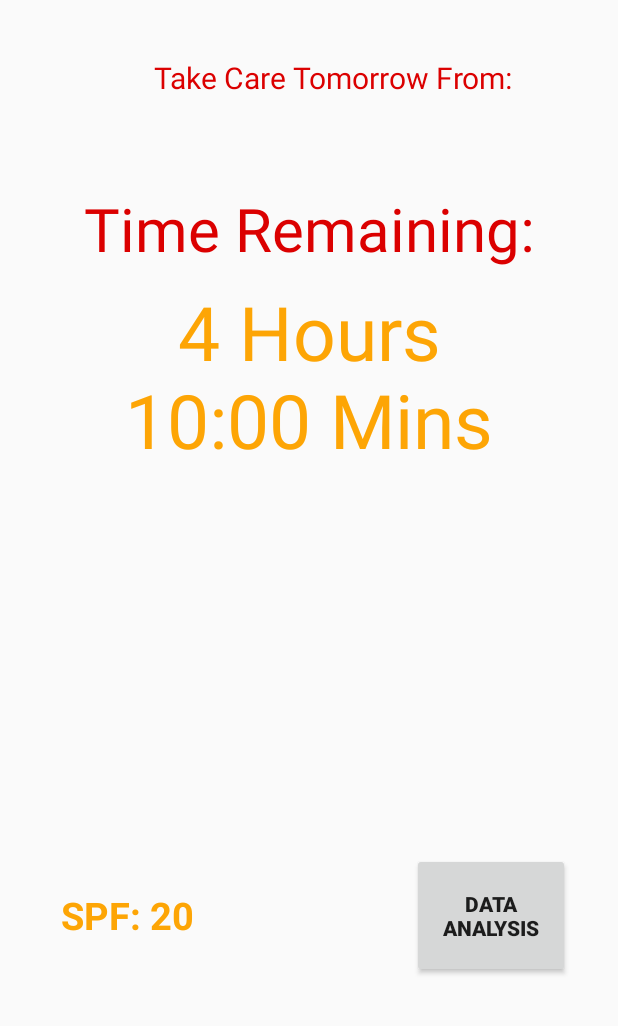
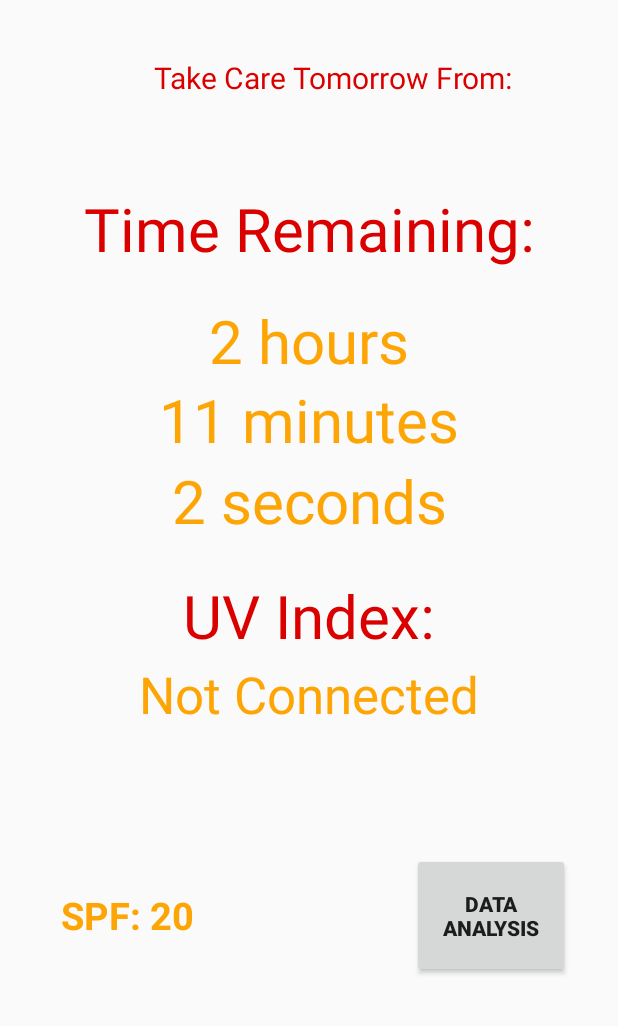
Before and after one commit to Tantan4321/UVtrack, an Android app: the MainActivity screen opened directly, with no data from a screen before it, on a phone screen of 412 x 824 dp, the part 210-1236 px from its top. Run offline under Robolectric (Android 15) with nearby library versions, the phone set to English and light mode, and no system bars; 3 statements that could not run were skipped.

Commit message:
Changes for reader ui

```diff
--- a/UV-Tracker/app/src/main/java/com/tantan4321/uvtracker/DataStore.java
+++ b/UV-Tracker/app/src/main/java/com/tantan4321/uvtracker/DataStore.java
@@ -4,6 +4,10 @@ import java.util.ArrayList;
 
 public class DataStore {
     ArrayList<Double>[] data = new ArrayList[3];
+
+    double[] latest = new double[3];
+
+    int timer;
 
     private static DataStore m_pInstance;
     public static DataStore GetInstance() {
@@ -14,14 +18,28 @@ public class DataStore {
     public DataStore(){
         for(int i = 0; i < 3; i++){
             data[i] = new ArrayList<Double>();
+            latest[i] = 0.0;
         }
+        timer = 5085;
     }
 
     public void addVal(double uva, double uvb, double uv){
         data[0].add(uva);
         data[1].add(uvb);
         data[2].add(uv);
+        latest[0] = uva;
+        latest[1] = uvb;
+        latest[2] = uv;
+        if(Double.compare(uv, 1.00) > 0){
+            timer--;
+        }
     }
 
+    public int getTimer() {
+        return timer;
+    }
 
+    public double[] getLatest() {
+        return latest;
+    }
 }
--- a/UV-Tracker/app/src/main/res/layout/reader_fragment.xml
+++ b/UV-Tracker/app/src/main/res/layout/reader_fragment.xml
@@ -77,18 +77,74 @@
         android:textSize="40sp" />
 
     <TextView
-        android:id="@+id/textView2"
-        android:layout_width="273dp"
-        android:layout_height="224dp"
+        android:id="@+id/editText6"
+        android:layout_width="wrap_content"
+        android:layout_height="wrap_content"
+        android:layout_alignBottom="@id/editText3"
+        android:layout_centerHorizontal="true"
+        android:layout_marginBottom="-330dp"
+        android:ems="10"
+        android:gravity="center"
+        android:inputType="textPersonName"
+        android:text="UV Index:"
+        android:textColor="#DB0000"
+        android:textSize="40sp" />
+
+    <TextView
+        android:id="@+id/tv_minutes"
+        android:layout_width="301dp"
+        android:layout_height="72dp"
         android:layout_below="@+id/editText3"
         android:layout_alignBottom="@+id/editText4"
         android:layout_centerHorizontal="true"
-        android:layout_marginTop="21dp"
-        android:layout_marginBottom="-193dp"
+        android:layout_marginTop="138dp"
+        android:layout_marginBottom="-135dp"
         android:gravity="center"
-        android:text="4 Hours 10:00 Mins"
+        android:text="11 minutes"
         android:textColor="#FDA505"
-        android:textSize="50sp" />
+        android:textSize="40sp" />
+
+    <TextView
+        android:id="@+id/tv_hours"
+        android:layout_width="301dp"
+        android:layout_height="72dp"
+        android:layout_below="@+id/editText3"
+        android:layout_alignBottom="@+id/editText4"
+        android:layout_centerHorizontal="true"
+        android:layout_marginTop="84dp"
+        android:layout_marginBottom="-84dp"
+        android:gravity="center"
+        android:text="2 hours"
+        android:textColor="#FDA505"
+        android:textSize="40sp" />
+
+    <TextView
+        android:id="@+id/tv_index"
+        android:layout_width="301dp"
+        android:layout_height="72dp"
+        android:layout_below="@+id/editText3"
+        android:layout_alignBottom="@+id/editText4"
+        android:layout_centerHorizontal="true"
+        android:layout_marginTop="321dp"
+        android:layout_marginBottom="-317dp"
+        android:gravity="center"
+        android:text="Not Connected"
+        android:textColor="#FDA505"
+        android:textSize="34sp" />
+
+    <TextView
+        android:id="@+id/tv_second"
+        android:layout_width="301dp"
+        android:layout_height="72dp"
+        android:layout_below="@+id/editText3"
+        android:layout_alignBottom="@+id/editText4"
+        android:layout_centerHorizontal="true"
+        android:layout_marginTop="192dp"
+        android:layout_marginBottom="-189dp"
+        android:gravity="center"
+        android:text="2 seconds"
+        android:textColor="#FDA505"
+        android:textSize="40sp" />
 
     <ImageView
         android:id="@+id/logo_image"
```
Also changed, not shown: UV-Tracker/app/src/main/java/com/tantan4321/uvtracker/MainActivity.java (line endings or trailing spaces).
